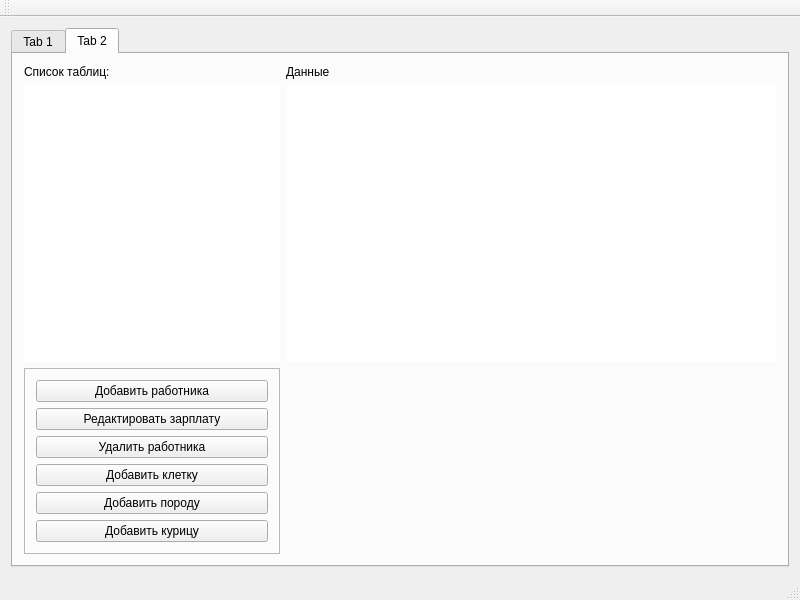
This is gui/mainwindow.ui in Xtail96/QSQLite-database as Qt 5 draws it before an edit. The edited form follows.
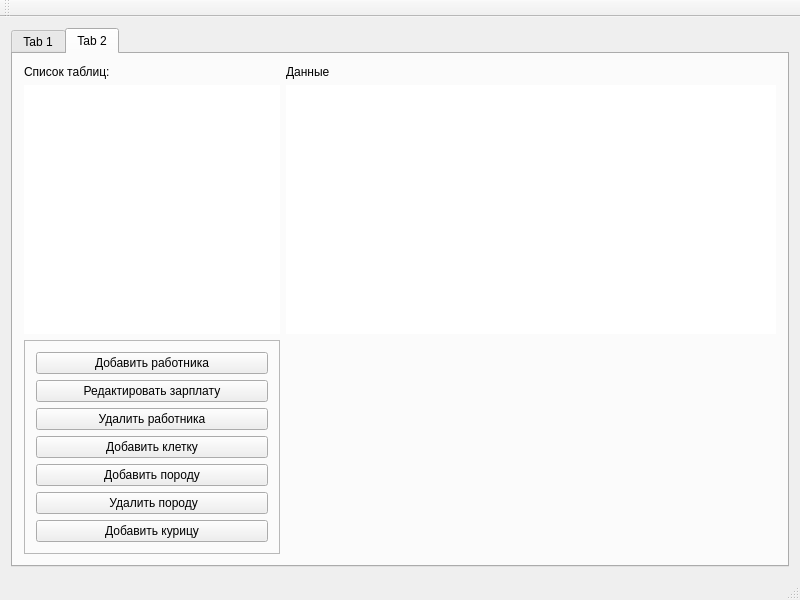
This is the edited form.

What changed in the file:
```diff
--- a/gui/mainwindow.ui
+++ b/gui/mainwindow.ui
@@ -151,7 +151,7 @@
            <enum>QFrame::Raised</enum>
           </property>
           <layout class="QGridLayout" name="gridLayout_4">
-           <item row="5" column="0">
+           <item row="6" column="0">
             <widget class="QPushButton" name="addHenPushButton">
              <property name="text">
               <string>Добавить курицу</string>
@@ -193,6 +193,13 @@
              </property>
             </widget>
            </item>
+           <item row="5" column="0">
+            <widget class="QPushButton" name="deleteBreedPushButton">
+             <property name="text">
+              <string> Удалить породу</string>
+             </property>
+            </widget>
+           </item>
           </layout>
          </widget>
         </item>
```
